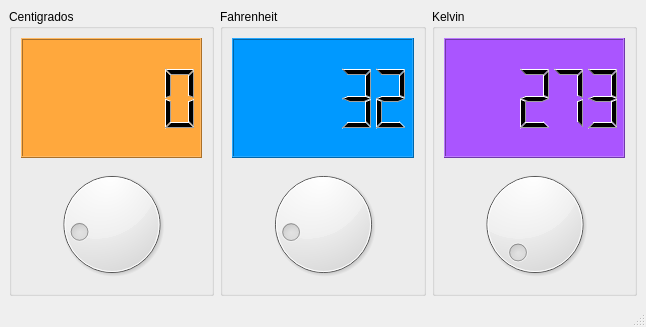
Before: the Qt Designer form ventana.ui in rainerpro/conversor01, drawn with Qt 5.
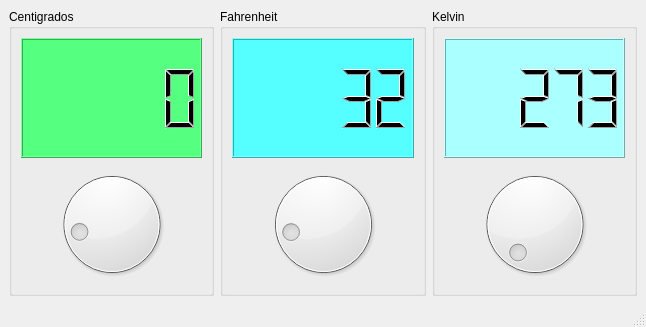
After: the same form once the commit is applied. Icons and pictures are not drawn.

Patch:
```diff
--- a/ventana.ui
+++ b/ventana.ui
@@ -28,8 +28,7 @@
        <item>
         <widget class="QLCDNumber" name="out_cent">
          <property name="styleSheet">
-          <string notr="true">background-color: rgb(255, 168, 61);
-alternate-background-color: rgb(255, 205, 7);
+          <string notr="true">background-color: rgb(85, 255, 127);
 color: rgb(0, 0, 0);</string>
          </property>
         </widget>
@@ -53,7 +52,7 @@
        <item>
         <widget class="QLCDNumber" name="out_fahr">
          <property name="styleSheet">
-          <string notr="true">background-color: rgb(0, 153, 255);
+          <string notr="true">background-color: rgb(85, 255, 255);
 color: rgb(0, 0, 0);</string>
          </property>
          <property name="value" stdset="0">
@@ -84,6 +83,7 @@
         <widget class="QLCDNumber" name="out_kelvin">
          <property name="styleSheet">
           <string notr="true">background-color: rgb(170, 85, 255);
+background-color: rgb(170, 255, 255);
 color: rgb(0, 0, 0);</string>
          </property>
          <property name="value" stdset="0">
```
